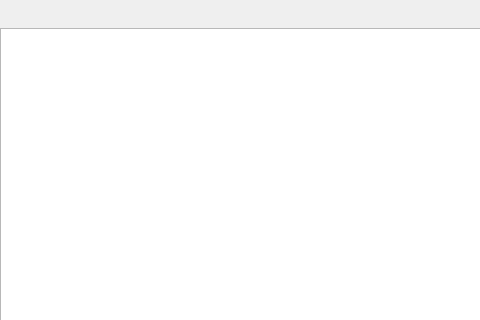
Before: the Qt Designer form xsymbolswidget.ui in horsicq/XSymbolsWidget, drawn with Qt 5; both pictures show x 0 to 480 and y 0 to 320 of the 646 by 404 pixel window.
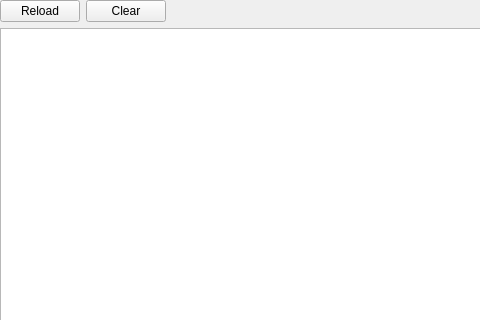
After: the same form once the commit is applied.

```diff
--- a/xsymbolswidget.ui
+++ b/xsymbolswidget.ui
@@ -28,6 +28,20 @@
    </property>
    <item>
     <layout class="QHBoxLayout" name="horizontalLayout">
+     <item>
+      <widget class="QPushButton" name="pushButtonReloadSymbols">
+       <property name="text">
+        <string>Reload</string>
+       </property>
+      </widget>
+     </item>
+     <item>
+      <widget class="QPushButton" name="pushButtonClearSymbols">
+       <property name="text">
+        <string>Clear</string>
+       </property>
+      </widget>
+     </item>
      <item>
       <spacer name="horizontalSpacer">
        <property name="orientation">
```
